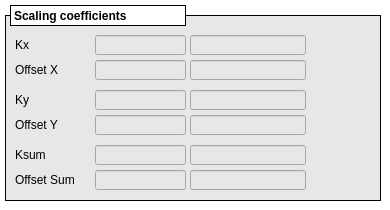
Old version of the form LiberaBrilliance+/caQtDM3.2/scaling_coefficients.ui in the repository peterleban/GUI.
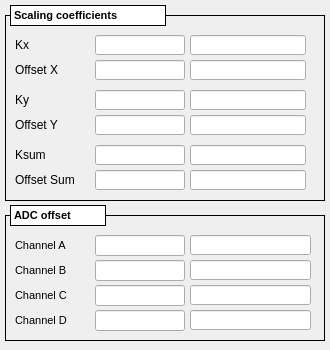
New version of the form. Custom widgets are drawn as their Qt base class.

Commit message: Added ADC offset capability, acq.control over new buffers.

```diff
--- a/LiberaBrilliance+/caQtDM3.2/scaling_coefficients.ui
+++ b/LiberaBrilliance+/caQtDM3.2/scaling_coefficients.ui
@@ -6,16 +6,13 @@
    <rect>
     <x>0</x>
     <y>0</y>
-    <width>390</width>
-    <height>210</height>
+    <width>330</width>
+    <height>350</height>
    </rect>
   </property>
   <property name="windowTitle">
    <string>Scaling Coefficients</string>
   </property>
-  <property name="styleSheet">
-   <string notr="true">background-color: rgb(255, 255, 255);</string>
-  </property>
   <property name="Title" stdset="0">
    <string>Kx,Ky &gt;&gt; $(BPM)</string>
   </property>
@@ -25,13 +22,10 @@
      <rect>
       <x>5</x>
       <y>15</y>
-      <width>376</width>
+      <width>320</width>
       <height>186</height>
      </rect>
     </property>
-    <property name="styleSheet">
-     <string notr="true">background-color: rgb(231, 231, 231);</string>
-    </property>
     <property name="frameShape">
      <enum>QFrame::Box</enum>
     </property>
@@ -52,21 +46,24 @@
      </color>
     </property>
     <property name="backgroundMode">
-     <enum>caFrame::Filled</enum>
+     <enum>caFrame::Outline</enum>
+    </property>
+    <property name="styleSheet" stdset="0">
+     <string notr="true"/>
     </property>
     <widget class="caTextEntry" name="bpmid">
      <property name="geometry">
       <rect>
        <x>90</x>
        <y>20</y>
-       <width>91</width>
+       <width>90</width>
        <height>20</height>
       </rect>
      </property>
      <property name="font">
       <font>
        <family>FreeSans</family>
-       <pointsize>8</pointsize>
+       <pointsize>10</pointsize>
       </font>
      </property>
      <property name="styleSheet">
@@ -245,14 +242,14 @@
       <rect>
        <x>90</x>
        <y>45</y>
-       <width>91</width>
+       <width>90</width>
        <height>20</height>
       </rect>
      </property>
      <property name="font">
       <font>
        <family>FreeSans</family>
-       <pointsize>8</pointsize>
+       <pointsize>10</pointsize>
       </font>
      </property>
      <property name="styleSheet">
@@ -293,14 +290,14 @@
       <rect>
        <x>90</x>
        <y>75</y>
-       <width>91</width>
+       <width>90</width>
        <height>20</height>
       </rect>
      </property>
      <property name="font">
       <font>
        <family>FreeSans</family>
-       <pointsize>8</pointsize>
+       <pointsize>10</pointsize>
       </font>
      </property>
      <property name="styleSheet">
@@ -479,14 +476,14 @@
       <rect>
        <x>90</x>
        <y>100</y>
-       <width>91</width>
+       <width>90</width>
        <height>20</height>
       </rect>
      </property>
      <property name="font">
       <font>
        <family>FreeSans</family>
-       <pointsize>8</pointsize>
+       <pointsize>10</pointsize>
       </font>
      </property>
      <property name="styleSheet">
@@ -527,14 +524,14 @@
       <rect>
        <x>90</x>
        <y>155</y>
-       <width>91</width>
+       <width>90</width>
        <height>20</height>
       </rect>
      </property>
      <property name="font">
       <font>
        <family>FreeSans</family>
-       <pointsize>8</pointsize>
+       <pointsize>10</pointsize>
       </font>
      </property>
      <property name="styleSheet">
@@ -644,14 +641,14 @@
       <rect>
        <x>90</x>
        <y>130</y>
-       <width>91</width>
+       <width>90</width>
        <height>20</height>
       </rect>
      </property>
      <property name="font">
       <font>
        <family>FreeSans</family>
-       <pointsize>8</pointsize>
+       <pointsize>10</pointsize>
       </font>
      </property>
      <property name="styleSheet">
@@ -757,21 +754,547 @@
      </property>
     </widget>
    </widget>
-   <widget class="QLabel" name="label_22">
+   <widget class="caFrame" name="caframe_5">
+    <property name="geometry">
+     <rect>
+      <x>5</x>
+      <y>215</y>
+      <width>320</width>
+      <height>126</height>
+     </rect>
+    </property>
+    <property name="font">
+     <font>
+      <pointsize>8</pointsize>
+     </font>
+    </property>
+    <property name="autoFillBackground">
+     <bool>false</bool>
+    </property>
+    <property name="frameShape">
+     <enum>QFrame::Box</enum>
+    </property>
+    <property name="frameShadow">
+     <enum>QFrame::Plain</enum>
+    </property>
+    <property name="lineWidth">
+     <number>1</number>
+    </property>
+    <property name="midLineWidth">
+     <number>1</number>
+    </property>
+    <property name="background">
+     <color>
+      <red>0</red>
+      <green>0</green>
+      <blue>0</blue>
+     </color>
+    </property>
+    <property name="backgroundMode">
+     <enum>caFrame::Outline</enum>
+    </property>
+    <widget class="QLabel" name="label_20">
+     <property name="geometry">
+      <rect>
+       <x>10</x>
+       <y>20</y>
+       <width>66</width>
+       <height>20</height>
+      </rect>
+     </property>
+     <property name="font">
+      <font>
+       <pointsize>8</pointsize>
+      </font>
+     </property>
+     <property name="text">
+      <string>Channel A</string>
+     </property>
+     <property name="alignment">
+      <set>Qt::AlignLeading|Qt::AlignLeft|Qt::AlignVCenter</set>
+     </property>
+    </widget>
+    <widget class="caLineEdit" name="calineedit_21">
+     <property name="geometry">
+      <rect>
+       <x>185</x>
+       <y>20</y>
+       <width>121</width>
+       <height>20</height>
+      </rect>
+     </property>
+     <property name="font">
+      <font>
+       <family>Sans Serif</family>
+       <pointsize>10</pointsize>
+      </font>
+     </property>
+     <property name="alignment">
+      <set>Qt::AlignRight|Qt::AlignTrailing|Qt::AlignVCenter</set>
+     </property>
+     <property name="readOnly">
+      <bool>true</bool>
+     </property>
+     <property name="channel" stdset="0">
+      <string notr="true">$(BPM):conf:adc_offset:A_mon</string>
+     </property>
+     <property name="foreground">
+      <color>
+       <red>0</red>
+       <green>0</green>
+       <blue>0</blue>
+      </color>
+     </property>
+     <property name="background">
+      <color>
+       <red>255</red>
+       <green>255</green>
+       <blue>255</blue>
+      </color>
+     </property>
+     <property name="colorMode">
+      <enum>caLineEdit::Static</enum>
+     </property>
+     <property name="frameLineWidth" stdset="0">
+      <number>1</number>
+     </property>
+     <property name="fontScaleMode" stdset="0">
+      <enum>caLineEdit::WidthAndHeight</enum>
+     </property>
+     <property name="unitsEnabled">
+      <bool>true</bool>
+     </property>
+    </widget>
+    <widget class="caTextEntry" name="catextentry_14">
+     <property name="geometry">
+      <rect>
+       <x>90</x>
+       <y>20</y>
+       <width>90</width>
+       <height>21</height>
+      </rect>
+     </property>
+     <property name="alignment">
+      <set>Qt::AlignRight|Qt::AlignTrailing|Qt::AlignVCenter</set>
+     </property>
+     <property name="channel" stdset="0">
+      <string notr="true">$(BPM):conf:adc_offset:A_sp</string>
+     </property>
+     <property name="foreground">
+      <color>
+       <red>170</red>
+       <green>0</green>
+       <blue>0</blue>
+      </color>
+     </property>
+     <property name="background">
+      <color>
+       <red>255</red>
+       <green>255</green>
+       <blue>127</blue>
+      </color>
+     </property>
+     <property name="colorMode">
+      <enum>caLineEdit::Static</enum>
+     </property>
+     <property name="limitsMode">
+      <enum>caLineEdit::User</enum>
+     </property>
+     <property name="maxValue">
+      <double>50000000.000000000000000</double>
+     </property>
+     <property name="minValue">
+      <double>0.000000000000000</double>
+     </property>
+    </widget>
+    <widget class="QLabel" name="label_21">
+     <property name="geometry">
+      <rect>
+       <x>10</x>
+       <y>45</y>
+       <width>66</width>
+       <height>20</height>
+      </rect>
+     </property>
+     <property name="font">
+      <font>
+       <pointsize>8</pointsize>
+      </font>
+     </property>
+     <property name="text">
+      <string>Channel B</string>
+     </property>
+     <property name="alignment">
+      <set>Qt::AlignLeading|Qt::AlignLeft|Qt::AlignVCenter</set>
+     </property>
+    </widget>
+    <widget class="caLineEdit" name="calineedit_22">
+     <property name="geometry">
+      <rect>
+       <x>185</x>
+       <y>45</y>
+       <width>121</width>
+       <height>20</height>
+      </rect>
+     </property>
+     <property name="font">
+      <font>
+       <family>Sans Serif</family>
+       <pointsize>10</pointsize>
+      </font>
+     </property>
+     <property name="alignment">
+      <set>Qt::AlignRight|Qt::AlignTrailing|Qt::AlignVCenter</set>
+     </property>
+     <property name="readOnly">
+      <bool>true</bool>
+     </property>
+     <property name="channel" stdset="0">
+      <string notr="true">$(BPM):conf:adc_offset:B_mon</string>
+     </property>
+     <property name="foreground">
+      <color>
+       <red>0</red>
+       <green>0</green>
+       <blue>0</blue>
+      </color>
+     </property>
+     <property name="background">
+      <color>
+       <red>255</red>
+       <green>255</green>
+       <blue>255</blue>
+      </color>
+     </property>
+     <property name="colorMode">
+      <enum>caLineEdit::Static</enum>
+     </property>
+     <property name="frameLineWidth" stdset="0">
+      <number>1</number>
+     </property>
+     <property name="fontScaleMode" stdset="0">
+      <enum>caLineEdit::WidthAndHeight</enum>
+     </property>
+     <property name="unitsEnabled">
+      <bool>true</bool>
+     </property>
+    </widget>
+    <widget class="caTextEntry" name="catextentry_15">
+     <property name="geometry">
+      <rect>
+       <x>90</x>
+       <y>45</y>
+       <width>90</width>
+       <height>21</height>
+      </rect>
+     </property>
+     <property name="alignment">
+      <set>Qt::AlignRight|Qt::AlignTrailing|Qt::AlignVCenter</set>
+     </property>
+     <property name="channel" stdset="0">
+      <string notr="true">$(BPM):conf:adc_offset:B_sp</string>
+     </property>
+     <property name="foreground">
+      <color>
+       <red>170</red>
+       <green>0</green>
+       <blue>0</blue>
+      </color>
+     </property>
+     <property name="background">
+      <color>
+       <red>255</red>
+       <green>255</green>
+       <blue>127</blue>
+      </color>
+     </property>
+     <property name="colorMode">
+      <enum>caLineEdit::Static</enum>
+     </property>
+     <property name="limitsMode">
+      <enum>caLineEdit::User</enum>
+     </property>
+     <property name="maxValue">
+      <double>50000000.000000000000000</double>
+     </property>
+     <property name="minValue">
+      <double>0.000000000000000</double>
+     </property>
+    </widget>
+    <widget class="QLabel" name="label_23">
+     <property name="geometry">
+      <rect>
+       <x>10</x>
+       <y>70</y>
+       <width>66</width>
+       <height>20</height>
+      </rect>
+     </property>
+     <property name="font">
+      <font>
+       <pointsize>8</pointsize>
+      </font>
+     </property>
+     <property name="text">
+      <string>Channel C</string>
+     </property>
+     <property name="alignment">
+      <set>Qt::AlignLeading|Qt::AlignLeft|Qt::AlignVCenter</set>
+     </property>
+    </widget>
+    <widget class="caLineEdit" name="calineedit_23">
+     <property name="geometry">
+      <rect>
+       <x>185</x>
+       <y>70</y>
+       <width>121</width>
+       <height>20</height>
+      </rect>
+     </property>
+     <property name="font">
+      <font>
+       <family>Sans Serif</family>
+       <pointsize>10</pointsize>
+      </font>
+     </property>
+     <property name="alignment">
+      <set>Qt::AlignRight|Qt::AlignTrailing|Qt::AlignVCenter</set>
+     </property>
+     <property name="readOnly">
+      <bool>true</bool>
+     </property>
+     <property name="channel" stdset="0">
+      <string notr="true">$(BPM):conf:adc_offset:C_mon</string>
+     </property>
+     <property name="foreground">
+      <color>
+       <red>0</red>
+       <green>0</green>
+       <blue>0</blue>
+      </color>
+     </property>
+     <property name="background">
+      <color>
+       <red>255</red>
+       <green>255</green>
+       <blue>255</blue>
+      </color>
+     </property>
+     <property name="colorMode">
+      <enum>caLineEdit::Static</enum>
+     </property>
+     <property name="frameLineWidth" stdset="0">
+      <number>1</number>
+     </property>
+     <property name="fontScaleMode" stdset="0">
+      <enum>caLineEdit::WidthAndHeight</enum>
+     </property>
+     <property name="unitsEnabled">
+      <bool>true</bool>
+     </property>
+    </widget>
+    <widget class="caTextEntry" name="catextentry_16">
+     <property name="geometry">
+      <rect>
+       <x>90</x>
+       <y>70</y>
+       <width>90</width>
+       <height>21</height>
+      </rect>
+     </property>
+     <property name="alignment">
+      <set>Qt::AlignRight|Qt::AlignTrailing|Qt::AlignVCenter</set>
+     </property>
+     <property name="channel" stdset="0">
+      <string notr="true">$(BPM):conf:adc_offset:C_sp</string>
+     </property>
+     <property name="foreground">
+      <color>
+       <red>170</red>
+       <green>0</green>
+       <blue>0</blue>
+      </color>
+     </property>
+     <property name="background">
+      <color>
+       <red>255</red>
+       <green>255</green>
+       <blue>127</blue>
+      </color>
+     </property>
+     <property name="colorMode">
+      <enum>caLineEdit::Static</enum>
+     </property>
+     <property name="limitsMode">
+      <enum>caLineEdit::User</enum>
+     </property>
+     <property name="maxValue">
+      <double>50000000.000000000000000</double>
+     </property>
+     <property name="minValue">
+      <double>0.000000000000000</double>
+     </property>
+    </widget>
+    <widget class="QLabel" name="label_24">
+     <property name="geometry">
+      <rect>
+       <x>10</x>
+       <y>95</y>
+       <width>66</width>
+       <height>20</height>
+      </rect>
+     </property>
+     <property name="font">
+      <font>
+       <pointsize>8</pointsize>
+      </font>
+     </property>
+     <property name="text">
+      <string>Channel D</string>
+     </property>
+     <property name="alignment">
+      <set>Qt::AlignLeading|Qt::AlignLeft|Qt::AlignVCenter</set>
+     </property>
+    </widget>
+    <widget class="caLineEdit" name="calineedit_24">
+     <property name="geometry">
+      <rect>
+       <x>185</x>
+       <y>95</y>
+       <width>121</width>
+       <height>20</height>
+      </rect>
+     </property>
+     <property name="font">
+      <font>
+       <family>Sans Serif</family>
+       <pointsize>10</pointsize>
+      </font>
+     </property>
+     <property name="alignment">
+      <set>Qt::AlignRight|Qt::AlignTrailing|Qt::AlignVCenter</set>
+     </property>
+     <property name="readOnly">
+      <bool>true</bool>
+     </property>
+     <property name="channel" stdset="0">
+      <string notr="true">$(BPM):conf:adc_offset:D_mon</string>
+     </property>
+     <property name="foreground">
+      <color>
+       <red>0</red>
+       <green>0</green>
+       <blue>0</blue>
+      </color>
+     </property>
+     <property name="background">
+      <color>
+       <red>255</red>
+       <green>255</green>
+       <blue>255</blue>
+      </color>
+     </property>
+     <property name="colorMode">
+      <enum>caLineEdit::Static</enum>
+     </property>
+     <property name="frameLineWidth" stdset="0">
+      <number>1</number>
+     </property>
+     <property name="fontScaleMode" stdset="0">
+      <enum>caLineEdit::WidthAndHeight</enum>
+     </property>
+     <property name="unitsEnabled">
+      <bool>true</bool>
+     </property>
+    </widget>
+    <widget class="caTextEntry" name="catextentry_17">
+     <property name="geometry">
+      <rect>
+       <x>90</x>
+       <y>95</y>
+       <width>90</width>
+       <height>21</height>
+      </rect>
+     </property>
+     <property name="alignment">
+      <set>Qt::AlignRight|Qt::AlignTrailing|Qt::AlignVCenter</set>
+     </property>
+     <property name="channel" stdset="0">
+      <string notr="true">$(BPM):conf:adc_offset:D_sp</string>
+     </property>
+     <property name="foreground">
+      <color>
+       <red>170</red>
+       <green>0</green>
+       <blue>0</blue>
+      </color>
+     </property>
+     <property name="background">
+      <color>
+       <red>255</red>
+       <green>255</green>
+       <blue>127</blue>
+      </color>
+     </property>
+     <property name="colorMode">
+      <enum>caLineEdit::Static</enum>
+     </property>
+     <property name="limitsMode">
+      <enum>caLineEdit::User</enum>
+     </property>
+     <property name="maxValue">
+      <double>50000000.000000000000000</double>
+     </property>
+     <property name="minValue">
+      <double>0.000000000000000</double>
+     </property>
+    </widget>
+   </widget>
+   <widget class="QLabel" name="label_37">
+    <property name="geometry">
+     <rect>
+      <x>10</x>
+      <y>205</y>
+      <width>96</width>
+      <height>21</height>
+     </rect>
+    </property>
+    <property name="font">
+     <font>
+      <pointsize>8</pointsize>
+      <weight>75</weight>
+      <bold>true</bold>
+     </font>
+    </property>
+    <property name="styleSheet">
+     <string notr="true">background-color: rgb(255, 255, 255);</string>
+    </property>
+    <property name="frameShape">
+     <enum>QFrame::Box</enum>
+    </property>
+    <property name="text">
+     <string>ADC offset</string>
+    </property>
+   </widget>
+   <widget class="QLabel" name="label_38">
     <property name="geometry">
      <rect>
       <x>10</x>
       <y>5</y>
-      <width>176</width>
+      <width>156</width>
       <height>21</height>
      </rect>
     </property>
     <property name="font">
      <font>
+      <pointsize>8</pointsize>
       <weight>75</weight>
       <bold>true</bold>
      </font>
     </property>
+    <property name="styleSheet">
+     <string notr="true">background-color: rgb(255, 255, 255);</string>
+    </property>
     <property name="frameShape">
      <enum>QFrame::Box</enum>
     </property>
```
Left out of the diff: 60 changed lines with no effect on the pictures. The commit also changes 4 other files.
